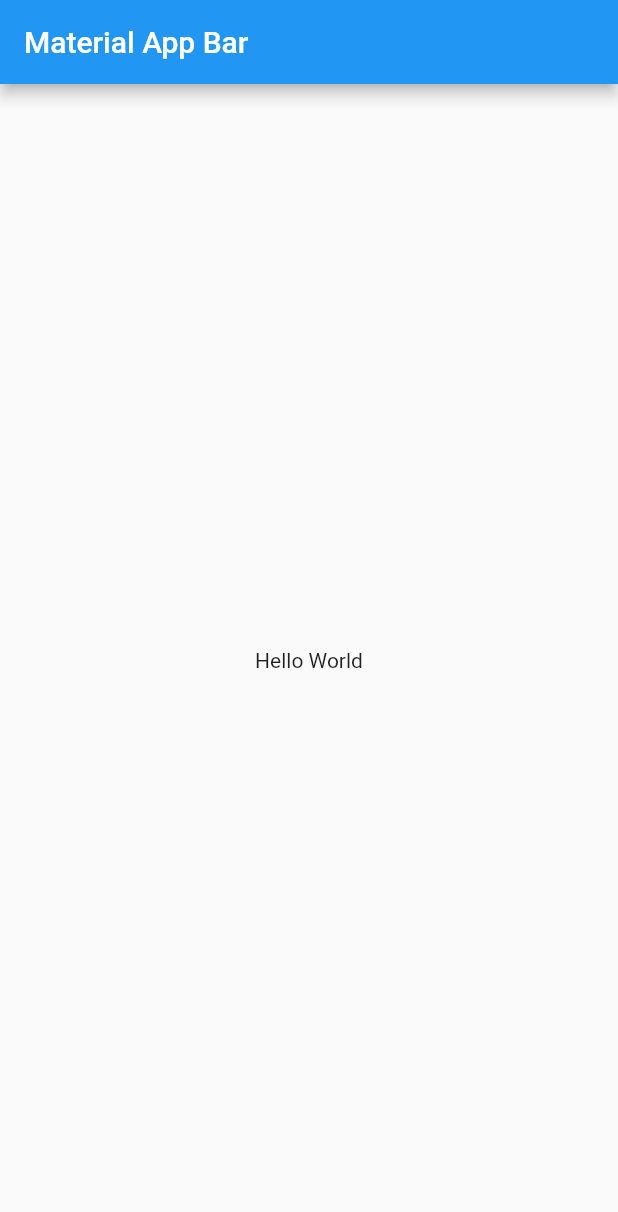
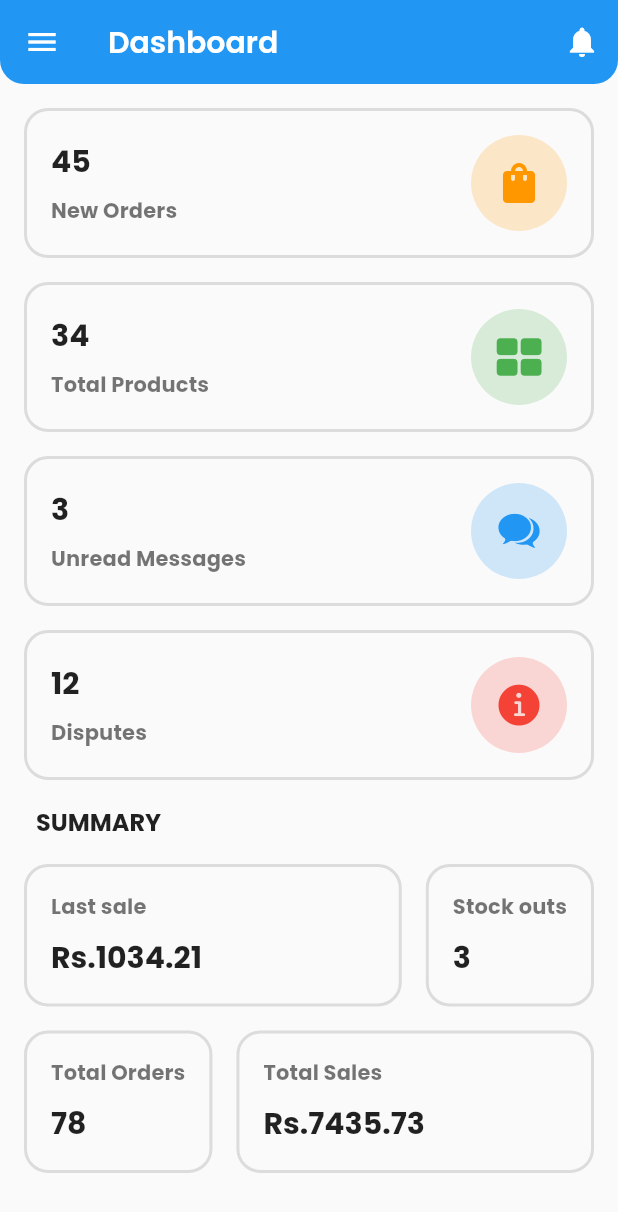
Before and after one commit to ajeetkumarsah/Shofyhub, a Flutter app: the screen it shows after launch, on a phone screen of 412 x 824 dp. Shown: the top 1212 px of the screen. Run offline on Flutter 3.47's test engine with Material 2 defaults, Android fonts, the light colour scheme and no system bars; our stand-ins replace flutter_spinkit, fluttertoast, font_awesome_flutter, google_fonts.

Commit message:
Dashboard, Menu Designed

```diff
--- a/zcart_vendor/lib/helper/constants.dart
+++ b/zcart_vendor/lib/helper/constants.dart
@@ -26,3 +26,6 @@ final List<String> paymentMethods = [
   paypal,
   if (Platform.isAndroid) razorpay
 ];
+
+const double defaultRadius = 16;
+const double defaultPadding = 16;
--- a/zcart_vendor/lib/main.dart
+++ b/zcart_vendor/lib/main.dart
@@ -1,5 +1,9 @@
 import 'package:flutter/material.dart';
+import 'package:flutter/services.dart';
+import 'package:google_fonts/google_fonts.dart';
 import 'package:zcart_vendor/config/config.dart';
+import 'package:zcart_vendor/helper/constants.dart';
+import 'package:zcart_vendor/views/dashboard/dashboard_page.dart';
 
 void main() => runApp(const MyApp());
 
@@ -8,30 +12,84 @@ class MyApp extends StatelessWidget {
 
   @override
   Widget build(BuildContext context) {
-    return const MaterialApp(
+    SystemChrome.setPreferredOrientations(
+        [DeviceOrientation.portraitUp, DeviceOrientation.portraitDown]);
+
+    //
+    //THEME
+    final _themeData = ThemeData(
+      appBarTheme: AppBarTheme(
+        shape: const RoundedRectangleBorder(
+          borderRadius: BorderRadius.only(
+            bottomLeft: Radius.circular(defaultRadius),
+            bottomRight: Radius.circular(defaultRadius),
+          ),
+        ),
+        elevation: 0,
+        centerTitle: false,
+        titleTextStyle: GoogleFonts.poppins(
+          textStyle: Theme.of(context).textTheme.headline6,
+          color: Colors.white,
+          fontWeight: FontWeight.w600,
+        ),
+      ),
+      textTheme: GoogleFonts.poppinsTextTheme(
+        Theme.of(context).textTheme,
+      ),
+      elevatedButtonTheme: ElevatedButtonThemeData(
+          style: ElevatedButton.styleFrom(
+        elevation: 0,
+        textStyle: GoogleFonts.poppins(
+          textStyle: Theme.of(context).textTheme.subtitle2,
+          fontWeight: FontWeight.bold,
+        ),
+        padding: const EdgeInsets.symmetric(
+            horizontal: defaultPadding, vertical: defaultRadius),
+        shape: RoundedRectangleBorder(
+          borderRadius: BorderRadius.circular(defaultRadius),
+        ),
+      )),
+      outlinedButtonTheme: OutlinedButtonThemeData(
+        style: OutlinedButton.styleFrom(
+          textStyle: GoogleFonts.poppins(
+            textStyle: Theme.of(context).textTheme.subtitle2!.copyWith(
+                  color: Colors.red,
+                ),
+            fontWeight: FontWeight.bold,
+          ),
+          elevation: 0,
+          padding: const EdgeInsets.symmetric(
+              horizontal: defaultPadding, vertical: defaultRadius),
+          shape: RoundedRectangleBorder(
+            borderRadius: BorderRadius.circular(defaultRadius),
+          ),
+        ),
+      ),
+      textButtonTheme: TextButtonThemeData(
+        style: TextButton.styleFrom(
+          textStyle: GoogleFonts.poppins(
+            textStyle: Theme.of(context).textTheme.subtitle2!.copyWith(
+                  color: Colors.red,
+                ),
+            fontWeight: FontWeight.bold,
+          ),
+          elevation: 0,
+          padding: const EdgeInsets.symmetric(
+              horizontal: defaultPadding, vertical: defaultRadius),
+          shape: RoundedRectangleBorder(
+            borderRadius: BorderRadius.circular(defaultRadius),
+          ),
+        ),
+      ),
+    );
+
+    //
+
+    return MaterialApp(
       title: MyConfig.appName,
       debugShowCheckedModeBanner: false,
-      home: HomePage(),
+      theme: _themeData,
+      home: const DashboardPage(),
     );
   }
 }
-
-class HomePage extends StatelessWidget {
-  const HomePage({
-    Key? key,
-  }) : super(key: key);
-
-  @override
-  Widget build(BuildContext context) {
-    return Scaffold(
-      appBar: AppBar(
-        title: Text('Material App Bar'),
-      ),
-      body: Center(
-        child: Container(
-          child: Text('Hello World'),
-        ),
-      ),
-    );
-  }
-}
--- /dev/null
+++ b/zcart_vendor/lib/views/custom/custom_container.dart
@@ -0,0 +1,24 @@
+import 'package:flutter/material.dart';
+import 'package:zcart_vendor/helper/constants.dart';
+
+class CustomContainer extends StatelessWidget {
+  final Widget child;
+  const CustomContainer({
+    Key? key,
+    required this.child,
+  }) : super(key: key);
+  @override
+  Widget build(BuildContext context) {
+    return Container(
+      padding: const EdgeInsets.all(defaultPadding),
+      decoration: BoxDecoration(
+        borderRadius: BorderRadius.circular(defaultRadius),
+        border: Border.all(
+          color: Colors.black12,
+          width: 2,
+        ),
+      ),
+      child: child,
+    );
+  }
+}
--- /dev/null
+++ b/zcart_vendor/lib/views/custom/custom_headline.dart
@@ -0,0 +1,16 @@
+import 'package:flutter/material.dart';
+
+class CustomHeadLine extends StatelessWidget {
+  final String title;
+  const CustomHeadLine({
+    Key? key,
+    required this.title,
+  }) : super(key: key);
+
+  @override
+  Widget build(BuildContext context) {
+    return Text(title.toUpperCase(),
+        style: Theme.of(context).textTheme.headline6!.copyWith(
+            fontSize: 16, fontWeight: FontWeight.bold, color: Colors.black87));
+  }
+}
--- /dev/null
+++ b/zcart_vendor/lib/views/custom/information_card.dart
@@ -0,0 +1,40 @@
+import 'package:flutter/material.dart';
+import 'package:zcart_vendor/helper/constants.dart';
+import 'package:zcart_vendor/views/custom/custom_container.dart';
+
+class InformationCard extends StatelessWidget {
+  final String number;
+  final String title;
+  const InformationCard({
+    Key? key,
+    required this.number,
+    required this.title,
+  }) : super(key: key);
+
+  @override
+  Widget build(BuildContext context) {
+    return CustomContainer(
+      child: Column(
+        crossAxisAlignment: CrossAxisAlignment.start,
+        mainAxisAlignment: MainAxisAlignment.center,
+        children: [
+          Text(
+            title,
+            style: Theme.of(context)
+                .textTheme
+                .subtitle2!
+                .copyWith(color: Colors.black54, fontWeight: FontWeight.bold),
+          ),
+          const SizedBox(height: defaultPadding / 2),
+          Text(
+            number,
+            style: Theme.of(context)
+                .textTheme
+                .headline6!
+                .copyWith(fontWeight: FontWeight.bold),
+          ),
+        ],
+      ),
+    );
+  }
+}
--- /dev/null
+++ b/zcart_vendor/lib/views/custom/information_card_icon.dart
@@ -0,0 +1,58 @@
+import 'package:flutter/material.dart';
+import 'package:zcart_vendor/helper/constants.dart';
+import 'package:zcart_vendor/views/custom/custom_container.dart';
+
+class InformationCardWithIcon extends StatelessWidget {
+  final String number;
+  final String title;
+  final IconData icon;
+  final Color iconColor;
+  const InformationCardWithIcon({
+    Key? key,
+    required this.number,
+    required this.title,
+    required this.icon,
+    required this.iconColor,
+  }) : super(key: key);
+
+  @override
+  Widget build(BuildContext context) {
+    return CustomContainer(
+      child: Row(
+        children: [
+          Expanded(
+            child: Column(
+              crossAxisAlignment: CrossAxisAlignment.start,
+              mainAxisAlignment: MainAxisAlignment.center,
+              children: [
+                Text(
+                  number,
+                  style: Theme.of(context)
+                      .textTheme
+                      .headline6!
+                      .copyWith(fontWeight: FontWeight.bold),
+                ),
+                const SizedBox(height: defaultPadding / 2),
+                Text(
+                  title,
+                  style: Theme.of(context).textTheme.subtitle2!.copyWith(
+                      color: Colors.black54, fontWeight: FontWeight.bold),
+                ),
+              ],
+            ),
+          ),
+          const SizedBox(width: defaultPadding),
+          CircleAvatar(
+            radius: defaultPadding * 2,
+            backgroundColor: iconColor.withOpacity(0.2),
+            child: Icon(
+              icon,
+              color: iconColor,
+              size: defaultPadding * 2,
+            ),
+          ),
+        ],
+      ),
+    );
+  }
+}
--- /dev/null
+++ b/zcart_vendor/lib/views/dashboard/dashboard_page.dart
@@ -0,0 +1,215 @@
+import 'package:flutter/cupertino.dart';
+import 'package:flutter/material.dart';
+import 'package:zcart_vendor/helper/constants.dart';
+import 'package:zcart_vendor/views/catalog/catalog_page.dart';
+import 'package:zcart_vendor/views/custom/custom_headline.dart';
+import 'package:zcart_vendor/views/custom/information_card.dart';
+import 'package:zcart_vendor/views/custom/information_card_icon.dart';
+import 'package:zcart_vendor/views/orders/orders_page.dart';
+import 'package:zcart_vendor/views/profile/profile_page.dart';
+import 'package:zcart_vendor/views/promotions/promotion_page.dart';
+import 'package:zcart_vendor/views/settings/settings_page.dart';
+import 'package:zcart_vendor/views/shipping/shipping_page.dart';
+import 'package:zcart_vendor/views/stock/stock_page.dart';
+import 'package:zcart_vendor/views/support_desk/support_desk_page.dart';
+
+class DashboardPage extends StatelessWidget {
+  const DashboardPage({Key? key}) : super(key: key);
+
+  @override
+  Widget build(BuildContext context) {
+    return Scaffold(
+      appBar: _appbar(),
+      drawer: _drawer(context),
+      body: _body(context),
+    );
+  }
+
+  Widget _body(BuildContext context) {
+    return SingleChildScrollView(
+      child: Padding(
+        padding: const EdgeInsets.all(defaultPadding),
+        child: Column(
+          crossAxisAlignment: CrossAxisAlignment.stretch,
+          children: [
+            InformationCardWithIcon(
+              icon: Icons.shopping_bag,
+              iconColor: Colors.orange,
+              number: 45.toString(),
+              title: 'New Orders',
+            ),
+            const SizedBox(height: defaultPadding),
+            InformationCardWithIcon(
+              icon: CupertinoIcons.rectangle_grid_2x2_fill,
+              iconColor: Colors.green,
+              number: 34.toString(),
+              title: 'Total Products',
+            ),
+            const SizedBox(height: defaultPadding),
+            InformationCardWithIcon(
+              icon: CupertinoIcons.chat_bubble_2_fill,
+              iconColor: Colors.blue,
+              number: 3.toString(),
+              title: 'Unread Messages',
+            ),
+            const SizedBox(height: defaultPadding),
+            InformationCardWithIcon(
+              icon: CupertinoIcons.info_circle_fill,
+              iconColor: Colors.red,
+              number: 12.toString(),
+              title: 'Disputes',
+            ),
+            const SizedBox(height: defaultPadding),
+            const Padding(
+              padding: EdgeInsets.symmetric(horizontal: defaultPadding / 2),
+              child: CustomHeadLine(title: "Summary"),
+            ),
+            const SizedBox(height: defaultPadding),
+            Row(
+              children: [
+                const Expanded(
+                    child: InformationCard(
+                        number: "Rs.1034.21", title: 'Last sale')),
+                const SizedBox(width: defaultPadding),
+                InformationCard(number: 3.toString(), title: 'Stock outs'),
+              ],
+            ),
+            const SizedBox(height: defaultPadding),
+            Row(
+              children: [
+                InformationCard(number: 78.toString(), title: 'Total Orders'),
+                const SizedBox(width: defaultPadding),
+                const Expanded(
+                    child: InformationCard(
+                        number: "Rs.7435.73", title: 'Total Sales')),
+              ],
+            ),
+          ],
+        ),
+      ),
+    );
+  }
+
+  AppBar _appbar() {
+    return AppBar(
+      title: const Text('Dashboard'),
+      actions: [
+        IconButton(
+          icon: const Icon(Icons.notifications),
+          onPressed: () {
+            //showSearch(context: context, delegate: SearchBarDelegate());
+          },
+        ),
+      ],
+    );
+  }
+
+  Drawer _drawer(BuildContext context) => Drawer(
+        child: SafeArea(
+            child: SingleChildScrollView(
+          child: Column(
+            children: [
+              DrawerHeader(
+                child: Center(
+                  child: Column(
+                    mainAxisAlignment: MainAxisAlignment.center,
+                    children: const [
+                      CircleAvatar(
+                        child: Icon(Icons.person),
+                      ),
+                      SizedBox(height: 8),
+                      Text('Big Shop'),
+                    ],
+                  ),
+                ),
+              ),
+              ListTile(
+                leading: const Icon(Icons.shopping_bag),
+                title: const Text('Orders'),
+                onTap: () {
+                  Navigator.push(
+                      context,
+                      MaterialPageRoute(
+                          builder: (context) => const OrdersPage()));
+                },
+              ),
+              ListTile(
+                leading: const Icon(CupertinoIcons.rectangle_grid_2x2_fill),
+                title: const Text('Catalog'),
+                onTap: () {
+                  Navigator.push(
+                      context,
+                      MaterialPageRoute(
+                          builder: (context) => const CatalogPage()));
+                },
+              ),
+              ListTile(
+                leading: const Icon(CupertinoIcons.rectangle_3_offgrid_fill),
+                title: const Text('Stock'),
+                onTap: () {
+                  Navigator.push(
+                      context,
+                      MaterialPageRoute(
+                          builder: (context) => const StockPage()));
+                },
+              ),
+              ListTile(
+                leading: const Icon(Icons.local_shipping),
+                title: const Text('Shipping'),
+                onTap: () {
+                  Navigator.push(
+                      context,
+                      MaterialPageRoute(
+                          builder: (context) => const ShippingPage()));
+                },
+              ),
+              ListTile(
+                leading: const Icon(CupertinoIcons.chat_bubble_2_fill),
+                title: const Text('Support Desk'),
+                onTap: () {
+                  Navigator.push(
+                      context,
+                      MaterialPageRoute(
+                          builder: (context) => const SupportDeskPage()));
+                },
+              ),
+              ListTile(
+                leading: const Icon(Icons.local_offer),
+                title: const Text('Promotions'),
+                onTap: () {
+                  Navigator.push(
+                      context,
+                      MaterialPageRoute(
+                          builder: (context) => const PromotionPage()));
+                },
+              ),
+              ListTile(
+                leading: const Icon(CupertinoIcons.profile_circled),
+                title: const Text('Profile'),
+                onTap: () {
+                  Navigator.push(
+                      context,
+                      MaterialPageRoute(
+                          builder: (context) => const ProfilePage()));
+                },
+              ),
+              ListTile(
+                leading: const Icon(Icons.settings),
+                title: const Text('Settings'),
+                onTap: () {
+                  Navigator.push(
+                      context,
+                      MaterialPageRoute(
+                          builder: (context) => const SettingsPage()));
+                },
+              ),
+              ListTile(
+                leading: const Icon(Icons.exit_to_app),
+                title: const Text('Logout'),
+                onTap: () {},
+              ),
+            ],
+          ),
+        )),
+      );
+}
```
Also changed, not shown: zcart_vendor/lib/views/auth/login_page.dart (added, +10 -0 lines), zcart_vendor/lib/views/catalog/catalog_page.dart (added, +23 -0 lines), zcart_vendor/lib/views/orders/orders_page.dart (added, +23 -0 lines), zcart_vendor/lib/views/profile/profile_page.dart (added, +23 -0 lines), zcart_vendor/lib/views/promotions/promotion_page.dart (added, +23 -0 lines), zcart_vendor/lib/views/settings/settings_page.dart (added, +23 -0 lines), zcart_vendor/lib/views/shipping/shipping_page.dart (added, +23 -0 lines), zcart_vendor/lib/views/stock/stock_page.dart (added, +23 -0 lines), zcart_vendor/lib/views/support_desk/support_desk_page.dart (added, +23 -0 lines), 1 other file.
